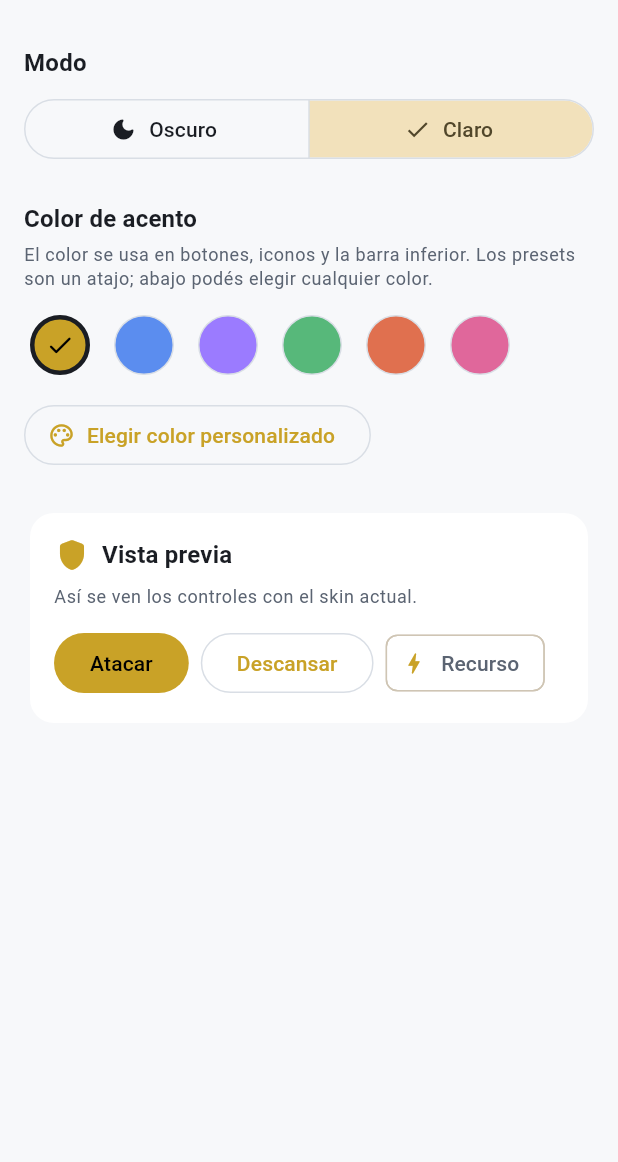
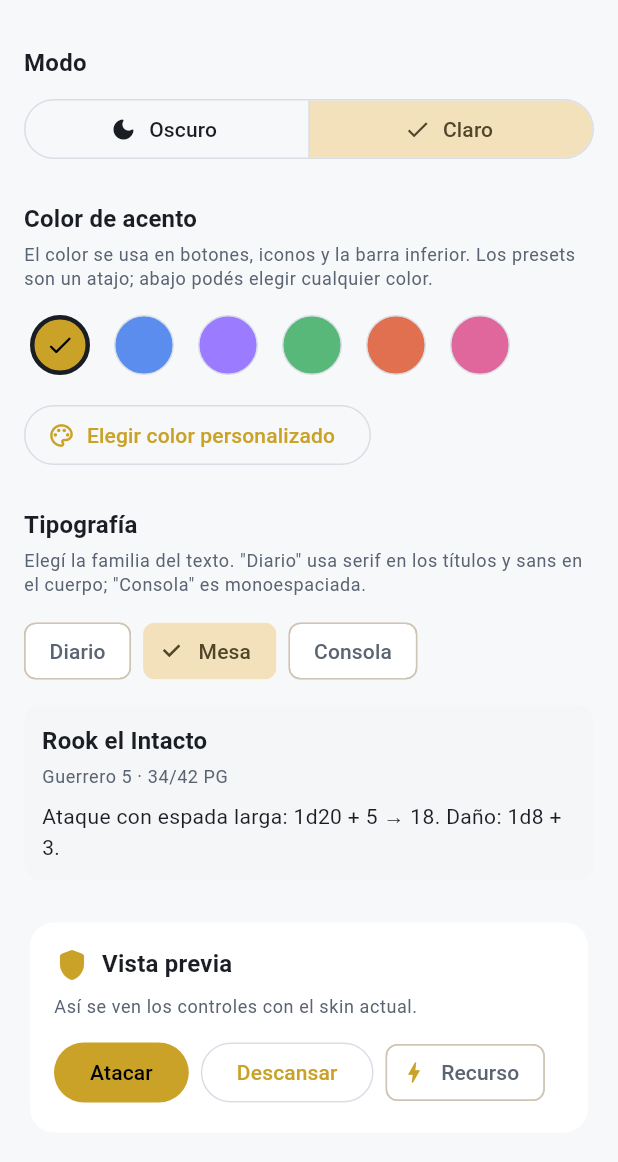
Before and after one commit to TheIronfoxX/EasyDnD, a Flutter app: the SkinScreen screen opened directly, after a tap on "Claro", on a phone screen of 412 x 824 dp, the part 63-1225 px from its top. Run offline on Flutter 3.47's test engine with Material 3 defaults, Android fonts, the phone set to English and light mode, and no system bars; our stand-ins replace file_picker, shared_preferences; accounts and stored records are empty.

Commit message:
Rework 6c: tipografía elegible — presets en Apariencia y temas por familia

```diff
--- a/lib/app/easydnd_app.dart
+++ b/lib/app/easydnd_app.dart
@@ -34,8 +34,14 @@ class EasyDnDApp extends StatelessWidget {
           return MaterialApp(
             title: 'EasyDnD',
             debugShowCheckedModeBanner: false,
-            theme: AppTheme.light(accent: skin.accentColor),
-            darkTheme: AppTheme.dark(accent: skin.accentColor),
+            theme: AppTheme.light(
+              accent: skin.accentColor,
+              fontPreset: skin.fontPreset,
+            ),
+            darkTheme: AppTheme.dark(
+              accent: skin.accentColor,
+              fontPreset: skin.fontPreset,
+            ),
             themeMode: skin.themeMode,
             home: const StartupGate(),
           );
--- a/lib/core/theme/app_theme.dart
+++ b/lib/core/theme/app_theme.dart
@@ -1,12 +1,14 @@
-// Tema de EasyDnD (Etapa 6): tokens de diseño + paleta semántica.
+// Tema de EasyDnD (Etapa 6): tokens de diseño, paleta semántica y
+// tipografía.
 //
 // Reemplaza el andamio de la Etapa 1. La fuente de verdad de los colores
-// es [AppPalette]; el acento (primary/secondary) lo elige el jugador vía
-// [SkinController]. Material 3 arma el resto de la paleta a partir del
-// acento con `ColorScheme.fromSeed`, y después pisamos las superficies
-// con nuestros roles para conservar el look de panel táctico.
+// es [AppPalette]; el acento (primary/secondary) y la familia tipográfica
+// los elige el jugador vía [SkinController]. Material 3 arma el resto de
+// la paleta a partir del acento con `ColorScheme.fromSeed`, y después
+// pisamos las superficies con nuestros roles para conservar el look de
+// panel táctico.
 //
-// Regla de siempre: los widgets NO hardcodean colores. Leen
+// Regla de siempre: los widgets NO hardcodean colores ni fuentes. Leen
 // `Theme.of(context)` o `context.appColors` y este archivo decide.
 
 import 'package:flutter/material.dart';
@@ -14,6 +16,7 @@ import 'package:flutter/material.dart';
 import 'app_palette.dart';
 import 'app_theme_colors.dart';
 import 'design_tokens.dart';
+import 'font_presets.dart';
 
 class AppTheme {
   AppTheme._(); // clase estática: no se instancia.
@@ -22,16 +25,29 @@ class AppTheme {
   /// del skin hasta que el jugador elija otro.
   static const Color defaultAccent = Color(0xFFC9A227);
 
-  static ThemeData light({Color accent = defaultAccent}) =>
-      build(brightness: Brightness.light, accent: accent);
+  static ThemeData light({
+    Color accent = defaultAccent,
+    FontPreset fontPreset = FontPresets.defaultPreset,
+  }) => build(
+    brightness: Brightness.light,
+    accent: accent,
+    fontPreset: fontPreset,
+  );
 
-  static ThemeData dark({Color accent = defaultAccent}) =>
-      build(brightness: Brightness.dark, accent: accent);
+  static ThemeData dark({
+    Color accent = defaultAccent,
+    FontPreset fontPreset = FontPresets.defaultPreset,
+  }) => build(
+    brightness: Brightness.dark,
+    accent: accent,
+    fontPreset: fontPreset,
+  );
 
-  /// Tema completo para una luminosidad y un acento dados.
+  /// Tema completo para una luminosidad, un acento y una tipografía.
   static ThemeData build({
     required Brightness brightness,
     Color accent = defaultAccent,
+    FontPreset fontPreset = FontPresets.defaultPreset,
   }) {
     final palette = AppPalette.of(brightness);
 
@@ -104,10 +120,48 @@ class AppTheme {
       ),
       dividerColor: palette.border,
       extensions: [AppThemeColors.fromPalette(palette)],
-      textTheme: base.textTheme.apply(
+      textTheme: _typography(base.textTheme, fontPreset).apply(
         bodyColor: palette.textPrimary,
         displayColor: palette.textPrimary,
       ),
     );
   }
+
+  /// Aplica el preset tipográfico: primero la familia de cuerpo a todo
+  /// el TextTheme, después pisa los títulos con la familia de display
+  /// (en "Diario", serif arriba y sans abajo). `null` en cualquiera de
+  /// las dos significa la familia por defecto de la plataforma.
+  static TextTheme _typography(TextTheme base, FontPreset preset) {
+    final withBody = base.apply(fontFamily: preset.bodyFamily);
+
+    return withBody.copyWith(
+      displayLarge: withBody.displayLarge?.copyWith(
+        fontFamily: preset.displayFamily,
+      ),
+      displayMedium: withBody.displayMedium?.copyWith(
+        fontFamily: preset.displayFamily,
+      ),
+      displaySmall: withBody.displaySmall?.copyWith(
+        fontFamily: preset.displayFamily,
+      ),
+      headlineLarge: withBody.headlineLarge?.copyWith(
+        fontFamily: preset.displayFamily,
+      ),
+      headlineMedium: withBody.headlineMedium?.copyWith(
+        fontFamily: preset.displayFamily,
+      ),
+      headlineSmall: withBody.headlineSmall?.copyWith(
+        fontFamily: preset.displayFamily,
+      ),
+      titleLarge: withBody.titleLarge?.copyWith(
+        fontFamily: preset.displayFamily,
+      ),
+      titleMedium: withBody.titleMedium?.copyWith(
+        fontFamily: preset.displayFamily,
+      ),
+      titleSmall: withBody.titleSmall?.copyWith(
+        fontFamily: preset.displayFamily,
+      ),
+    );
+  }
 }
--- /dev/null
+++ b/lib/core/theme/font_presets.dart
@@ -0,0 +1,68 @@
+// Presets tipográficos (Etapa 6c).
+//
+// El skin elige una familia para el cuerpo y otra para los títulos. Acá
+// usamos familias genéricas que Android y la web resuelven sin descargar
+// nada: la app es offline y no queremos que el primer arranque dependa de
+// una fuente remota ni inflar el repo con binarios.
+//
+// "Diario" mezcla títulos serif con cuerpo sans (el look de la app
+// vieja); "Mesa" es el sistema de punta a punta; "Consola" es
+// monoespaciada, cómoda para números y mesas tácticas.
+//
+// `null` significa "la familia por defecto de la plataforma".
+
+import 'package:flutter/material.dart';
+
+@immutable
+class FontPreset {
+  const FontPreset({
+    required this.id,
+    required this.label,
+    required this.description,
+    this.bodyFamily,
+    this.displayFamily,
+  });
+
+  /// Identificador estable para persistir (no cambia si cambia el label).
+  final String id;
+  final String label;
+  final String description;
+  final String? bodyFamily;
+  final String? displayFamily;
+}
+
+abstract final class FontPresets {
+  static const FontPreset journal = FontPreset(
+    id: 'diario',
+    label: 'Diario',
+    description: 'Títulos serif y cuerpo sans, como un libro de aventuras.',
+    displayFamily: 'serif',
+  );
+
+  static const FontPreset table = FontPreset(
+    id: 'mesa',
+    label: 'Mesa',
+    description: 'La sans del sistema: neutra y muy legible.',
+  );
+
+  static const FontPreset console = FontPreset(
+    id: 'consola',
+    label: 'Consola',
+    description: 'Monoespaciada, ideal para números y mesas tácticas.',
+    bodyFamily: 'monospace',
+    displayFamily: 'monospace',
+  );
+
+  static const List<FontPreset> all = [journal, table, console];
+
+  static const FontPreset defaultPreset = table;
+
+  /// Resuelve un id guardado. Un id desconocido o ausente cae al preset
+  /// por defecto (así una preferencia vieja nunca deja la app sin tema).
+  static FontPreset byId(String? id) {
+    for (final preset in all) {
+      if (preset.id == id) return preset;
+    }
+    return defaultPreset;
+  }
+}
--- a/lib/features/skin/skin_screen.dart
+++ b/lib/features/skin/skin_screen.dart
@@ -1,9 +1,9 @@
-// Pantalla de apariencia / skin (Etapa 6b).
+// Pantalla de apariencia / skin (Etapa 6b/6c).
 //
 // Es el único lugar donde el jugador toca el tema: modo claro/oscuro,
-// presets de acento y color libre con el picker HSV. Todo pasa por
-// [SkinController], que persiste y reconstruye el MaterialApp; esta
-// pantalla solo refleja su estado (watch) y le manda cambios.
+// presets de acento, color libre con el picker HSV y tipografía. Todo
+// pasa por [SkinController], que persiste y reconstruye el MaterialApp;
+// esta pantalla solo refleja su estado (watch) y le manda cambios.
 //
 // Nada de colores fijos acá: los presets viven en AccentPresets y el
 // resto sale del tema activo, así que la pantalla se ve bien en ambos
@@ -14,6 +14,7 @@ import 'package:provider/provider.dart';
 
 import '../../core/theme/accent_presets.dart';
 import '../../core/theme/design_tokens.dart';
+import '../../core/theme/font_presets.dart';
 import '../../state/skin_controller.dart';
 import 'hsv_color_picker_dialog.dart';
 
@@ -96,6 +97,32 @@ class SkinScreen extends StatelessWidget {
             ),
           ),
           const SizedBox(height: AppSpacing.xl),
+          const _SectionTitle('Tipografía'),
+          const SizedBox(height: AppSpacing.xs),
+          Text(
+            'Elegí la familia del texto. "Diario" usa serif en los títulos '
+            'y sans en el cuerpo; "Consola" es monoespaciada.',
+            style: theme.textTheme.bodySmall?.copyWith(
+              color: theme.colorScheme.onSurfaceVariant,
+            ),
+          ),
+          const SizedBox(height: AppSpacing.md),
+          Wrap(
+            spacing: AppSpacing.sm,
+            runSpacing: AppSpacing.sm,
+            children: [
+              for (final preset in FontPresets.all)
+                ChoiceChip(
+                  label: Text(preset.label),
+                  tooltip: preset.description,
+                  selected: skin.fontPreset.id == preset.id,
+                  onSelected: (_) => skin.setFontPreset(preset),
+                ),
+            ],
+          ),
+          const SizedBox(height: AppSpacing.md),
+          const _TypographySample(),
+          const SizedBox(height: AppSpacing.xl),
           _ThemePreview(accent: skin.accentColor),
         ],
       ),
@@ -176,6 +203,50 @@ class _AccentSwatch extends StatelessWidget {
   }
 }
 
+/// Muestra el preset tipográfico activo con texto real del juego. El
+/// estilo sale del tema, así que cambia solo al elegir otra familia.
+class _TypographySample extends StatelessWidget {
+  const _TypographySample();
+
+  @override
+  Widget build(BuildContext context) {
+    final theme = Theme.of(context);
+
+    return Container(
+      padding: const EdgeInsets.all(AppSpacing.md),
+      decoration: BoxDecoration(
+        color: theme.colorScheme.surfaceContainerHighest.withValues(
+          alpha: 0.35,
+        ),
+        borderRadius: BorderRadius.circular(AppRadii.md),
+      ),
+      child: Column(
+        crossAxisAlignment: CrossAxisAlignment.start,
+        children: [
+          Text(
+            'Rook el Intacto',
+            style: theme.textTheme.titleMedium?.copyWith(
+              fontWeight: FontWeight.w700,
+            ),
+          ),
+          const SizedBox(height: AppSpacing.xs),
+          Text(
+            'Guerrero 5 · 34/42 PG',
+            style: theme.textTheme.bodySmall?.copyWith(
+              color: theme.colorScheme.onSurfaceVariant,
+            ),
+          ),
+          const SizedBox(height: AppSpacing.sm),
+          Text(
+            'Ataque con espada larga: 1d20 + 5 → 18. Daño: 1d8 + 3.',
+            style: theme.textTheme.bodyMedium,
+          ),
+        ],
+      ),
+    );
+  }
+}
+
 /// Vista previa en vivo: botones y textos con el acento actual, para que
 /// el jugador vea el resultado sin salir de la pantalla.
 class _ThemePreview extends StatelessWidget {
--- a/lib/state/skin_controller.dart
+++ b/lib/state/skin_controller.dart
@@ -1,4 +1,5 @@
-// Controlador del skin de la app (Etapa 6): acento + modo claro/oscuro.
+// Controlador del skin de la app (Etapa 6): acento + modo claro/oscuro
+// + tipografía.
 //
 // Es el equivalente rework de ThemeNotifier de la app vieja, pero
 // separado del árbol de widgets: main() lo inicializa antes de pintar y
@@ -13,6 +14,7 @@ import 'package:flutter/material.dart';
 import 'package:shared_preferences/shared_preferences.dart';
 
 import '../core/theme/app_theme.dart';
+import '../core/theme/font_presets.dart';
 
 class SkinController extends ChangeNotifier {
   SkinController(this._prefs);
@@ -20,6 +22,7 @@ class SkinController extends ChangeNotifier {
   /// Claves nuevas del rework.
   static const String accentKey = 'easydnd.skin.accent.v1';
   static const String darkModeKey = 'easydnd.skin.dark.v1';
+  static const String fontKey = 'easydnd.skin.font.v1';
 
   /// Claves de la app vieja, solo para migrar una vez.
   static const String legacyAccentKey = 'accent_color_argb';
@@ -29,10 +32,12 @@ class SkinController extends ChangeNotifier {
 
   Color _accentColor = AppTheme.defaultAccent;
   bool _isDarkMode = true; // la app siempre arrancó en oscuro
+  FontPreset _fontPreset = FontPresets.defaultPreset;
   bool _isReady = false;
 
   Color get accentColor => _accentColor;
   bool get isDarkMode => _isDarkMode;
+  FontPreset get fontPreset => _fontPreset;
   bool get isReady => _isReady;
   ThemeMode get themeMode => _isDarkMode ? ThemeMode.dark : ThemeMode.light;
 
@@ -41,10 +46,11 @@ class SkinController extends ChangeNotifier {
   ThemeData get themeData => AppTheme.build(
     brightness: _isDarkMode ? Brightness.dark : Brightness.light,
     accent: _accentColor,
+    fontPreset: _fontPreset,
   );
 
-  /// Recupera acento y modo guardados. Idempotente, como el init del
-  /// CharacterStore.
+  /// Recupera acento, modo y tipografía guardados. Idempotente, como el
+  /// init del CharacterStore.
   Future<void> init() async {
     if (_isReady) return;
 
@@ -66,6 +72,10 @@ class SkinController extends ChangeNotifier {
       await _prefs.setBool(darkModeKey, legacyMode);
     }
 
+    // byId cae al preset por defecto si no hay nada guardado o si el id
+    // es de una versión futura que este build no conoce.
+    _fontPreset = FontPresets.byId(_prefs.getString(fontKey));
+
     _isReady = true;
     notifyListeners();
   }
@@ -86,5 +96,13 @@ class SkinController extends ChangeNotifier {
     await _prefs.setBool(darkModeKey, value);
   }
 
+  /// Cambia la tipografía y la persiste. Mismo preset = no-op.
+  Future<void> setFontPreset(FontPreset preset) async {
+    if (_fontPreset.id == preset.id) return;
+    _fontPreset = preset;
+    notifyListeners();
+    await _prefs.setString(fontKey, preset.id);
+  }
+
   Future<void> toggleThemeMode() => setDarkMode(!_isDarkMode);
 }
--- a/pubspec.yaml
+++ b/pubspec.yaml
@@ -22,7 +22,9 @@ dependencies:
   # migración desde las claves viejas es directa.
   shared_preferences: ^2.3.2
 
-  # Tipografía de las skins (Etapa 6).
+  # Tipografía de las skins (Etapa 6). Hoy las skins usan las familias
+  # genéricas de la plataforma (offline, sin assets); queda declarada para
+  # cuando se empaqueten fuentes propias.
   google_fonts: ^6.2.1
 
   # Descarga de la ficha cruda de Nivel20 (wizard de importación, Etapa 3).
```
Also changed, not shown: 2 other files.
